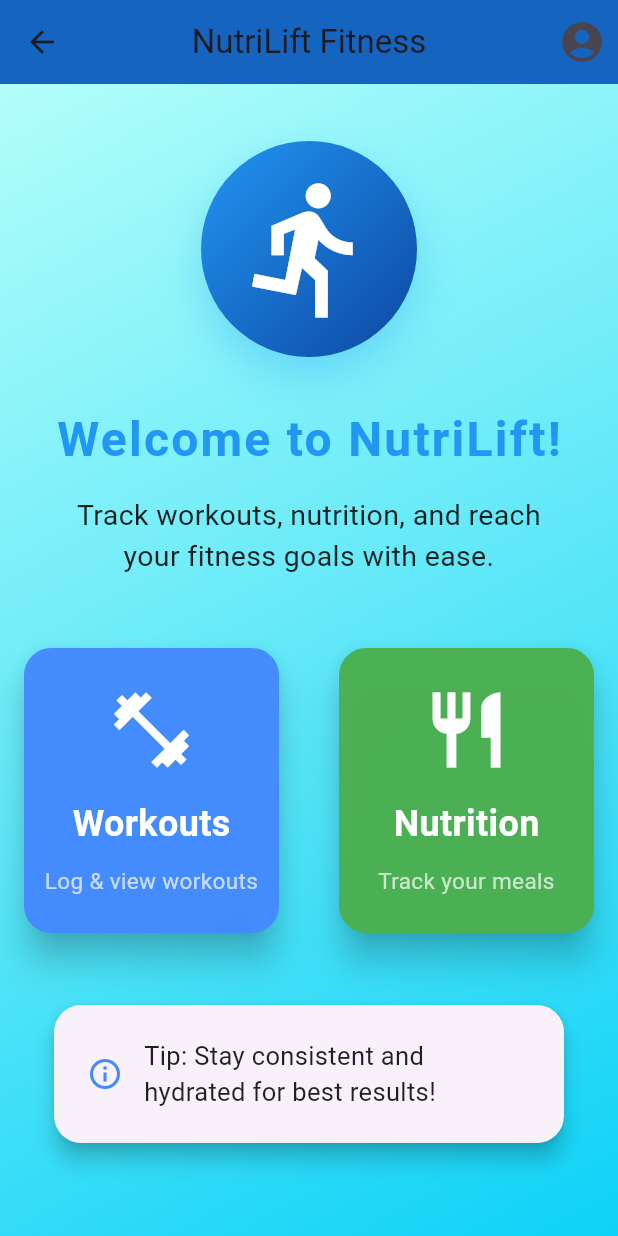
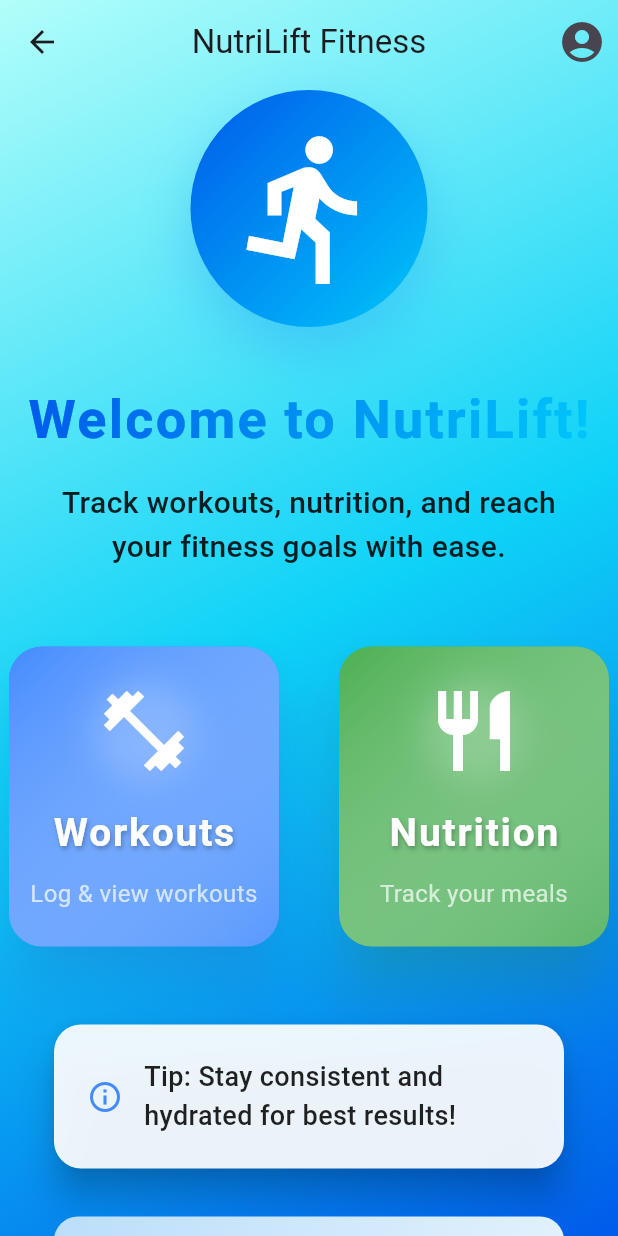
Before and after one commit to lujamanandhar/FYP, a Flutter app: the HomeScreen screen opened directly, on a phone screen of 412 x 824 dp. Run offline on Flutter 3.47's test engine with Material 3 defaults, Android fonts, the phone set to English and light mode, and no system bars.

Commit message:
practice homescreen

```diff
--- a/nutrilift/lib/homescreen.dart
+++ b/nutrilift/lib/homescreen.dart
@@ -12,32 +12,61 @@ class HomeScreen extends StatelessWidget {
   }) {
     return InkWell(
       onTap: onTap,
-      borderRadius: BorderRadius.circular(18),
+      borderRadius: BorderRadius.circular(22),
       child: Card(
-        elevation: 10, // Slightly more elevation
-        shape: RoundedRectangleBorder(borderRadius: BorderRadius.circular(18)),
-        color: color.withOpacity(0.97), // Slightly less transparent
-        child: SizedBox(
-          width: 170, // Slightly wider
-          height: 190, // Slightly taller
+        elevation: 16,
+        shape: RoundedRectangleBorder(borderRadius: BorderRadius.circular(22)),
+        color: color.withOpacity(0.95),
+        shadowColor: color.withOpacity(0.4),
+        child: Container(
+          width: 180,
+          height: 200,
+          decoration: BoxDecoration(
+            borderRadius: BorderRadius.circular(22),
+            gradient: LinearGradient(
+              colors: [color.withOpacity(0.85), Colors.white.withOpacity(0.12)],
+              begin: Alignment.topLeft,
+              end: Alignment.bottomRight,
+            ),
+          ),
           child: Column(
             mainAxisAlignment: MainAxisAlignment.center,
             children: [
-              Icon(icon, size: 60, color: Colors.white), // Larger icon
-              const SizedBox(height: 16),
+              Container(
+                decoration: BoxDecoration(
+                  shape: BoxShape.circle,
+                  boxShadow: [
+                    BoxShadow(
+                      color: Colors.white.withOpacity(0.18),
+                      blurRadius: 18,
+                      spreadRadius: 2,
+                    ),
+                  ],
+                ),
+                child: Icon(icon, size: 64, color: Colors.white),
+              ),
+              const SizedBox(height: 18),
               Text(
                 title,
                 style: const TextStyle(
-                  fontSize: 24,
+                  fontSize: 26,
                   fontWeight: FontWeight.bold,
                   color: Colors.white,
+                  letterSpacing: 1.2,
+                  shadows: [
+                    Shadow(
+                      color: Colors.black26,
+                      blurRadius: 4,
+                      offset: Offset(1, 2),
+                    ),
+                  ],
                 ),
               ),
               const SizedBox(height: 10),
               Text(
                 subtitle,
                 style: const TextStyle(
-                  fontSize: 15,
+                  fontSize: 16,
                   color: Colors.white70,
                 ),
                 textAlign: TextAlign.center,
@@ -52,8 +81,9 @@ class HomeScreen extends StatelessWidget {
   @override
   Widget build(BuildContext context) {
     return Scaffold(
+      extendBodyBehindAppBar: true,
       appBar: AppBar(
-        backgroundColor: Colors.blue[800],
+        backgroundColor: Colors.transparent,
         elevation: 0,
         title: const Text('NutriLift Fitness'),
         centerTitle: true,
@@ -72,7 +102,7 @@ class HomeScreen extends StatelessWidget {
       body: Container(
         decoration: const BoxDecoration(
           gradient: LinearGradient(
-            colors: [Color(0xFFB2FEFA), Color(0xFF0ED2F7)],
+            colors: [Color(0xFFB2FEFA), Color(0xFF0ED2F7), Color(0xFF005BEA)],
             begin: Alignment.topLeft,
             end: Alignment.bottomRight,
           ),
@@ -82,45 +112,55 @@ class HomeScreen extends StatelessWidget {
             child: Column(
               mainAxisAlignment: MainAxisAlignment.center,
               children: [
+                const SizedBox(height: 60),
                 Container(
-                  padding: const EdgeInsets.all(22),
+                  padding: const EdgeInsets.all(24),
                   decoration: BoxDecoration(
                     shape: BoxShape.circle,
-                    gradient: LinearGradient(
-                      colors: [Colors.blue[500]!, Colors.blue[900]!],
+                    gradient: const LinearGradient(
+                      colors: [Color(0xFF005BEA), Color(0xFF00C6FB)],
                       begin: Alignment.topLeft,
                       end: Alignment.bottomRight,
                     ),
                     boxShadow: [
                       BoxShadow(
-                        color: Colors.blue.withOpacity(0.30),
-                        blurRadius: 24,
-                        offset: const Offset(0, 12),
+                        color: Colors.blue.withOpacity(0.35),
+                        blurRadius: 32,
+                        offset: const Offset(0, 16),
                       ),
                     ],
                   ),
-                  child: const Icon(Icons.directions_run, size: 100, color: Colors.white),
+                  child: const Icon(Icons.directions_run, size: 110, color: Colors.white),
                 ),
-                const SizedBox(height: 32),
-                const Text(
-                  'Welcome to NutriLift!',
-                  style: TextStyle(
-                    fontSize: 32,
-                    fontWeight: FontWeight.bold,
-                    color: Colors.blue,
-                    letterSpacing: 1.5,
+                const SizedBox(height: 36),
+                ShaderMask(
+                  shaderCallback: (Rect bounds) {
+                    return const LinearGradient(
+                      colors: [Color(0xFF005BEA), Color(0xFF00C6FB)],
+                      begin: Alignment.topLeft,
+                      end: Alignment.bottomRight,
+                    ).createShader(bounds);
+                  },
+                  child: const Text(
+                    'Welcome to NutriLift!',
+                    style: TextStyle(
+                      fontSize: 36,
+                      fontWeight: FontWeight.bold,
+                      color: Colors.white,
+                      letterSpacing: 1.5,
+                    ),
                   ),
                 ),
-                const SizedBox(height: 14),
+                const SizedBox(height: 16),
                 const Padding(
                   padding: EdgeInsets.symmetric(horizontal: 36),
                   child: Text(
                     'Track workouts, nutrition, and reach your fitness goals with ease.',
-                    style: TextStyle(fontSize: 19, color: Colors.black87),
+                    style: TextStyle(fontSize: 20, color: Colors.black87, fontWeight: FontWeight.w500),
                     textAlign: TextAlign.center,
                   ),
                 ),
-                const SizedBox(height: 44),
+                const SizedBox(height: 48),
                 Row(
                   mainAxisAlignment: MainAxisAlignment.center,
                   children: [
@@ -151,11 +191,12 @@ class HomeScreen extends StatelessWidget {
                     ),
                   ],
                 ),
-                const SizedBox(height: 44),
+                const SizedBox(height: 48),
                 Card(
                   margin: const EdgeInsets.symmetric(horizontal: 36),
-                  elevation: 6,
+                  elevation: 10,
                   shape: RoundedRectangleBorder(borderRadius: BorderRadius.circular(18)),
+                  color: Colors.white.withOpacity(0.92),
                   child: Padding(
                     padding: const EdgeInsets.all(22.0),
                     child: Row(
@@ -166,14 +207,47 @@ class HomeScreen extends StatelessWidget {
                         Flexible(
                           child: Text(
                             'Tip: Stay consistent and hydrated for best results!',
-                            style: TextStyle(fontSize: 17, color: Colors.black87),
+                            style: TextStyle(fontSize: 18, color: Colors.black87, fontWeight: FontWeight.w500),
                           ),
                         ),
                       ],
                     ),
                   ),
                 ),
-                const SizedBox(height: 24),
+                const SizedBox(height: 32),
+                // Add a motivational quote
+                Padding(
+                  padding: const EdgeInsets.symmetric(horizontal: 36),
+                  child: Container(
+                    decoration: BoxDecoration(
+                      borderRadius: BorderRadius.circular(16),
+                      gradient: LinearGradient(
+                        colors: [Colors.blue[100]!, Colors.blue[50]!],
+                        begin: Alignment.topLeft,
+                        end: Alignment.bottomRight,
+                      ),
+                    ),
+                    padding: const EdgeInsets.symmetric(vertical: 18, horizontal: 16),
+                    child: Row(
+                      mainAxisAlignment: MainAxisAlignment.center,
+                      children: const [
+                        Icon(Icons.format_quote, color: Colors.blueAccent, size: 28),
+                        SizedBox(width: 10),
+                        Flexible(
+                          child: Text(
+                            '"Success starts with self-discipline."',
+                            style: TextStyle(
+                              fontSize: 17,
+                              color: Colors.blueAccent,
+                              fontStyle: FontStyle.italic,
+                            ),
+                          ),
+                        ),
+                      ],
+                    ),
+                  ),
+                ),
+                const SizedBox(height: 36),
               ],
             ),
           ),
```
